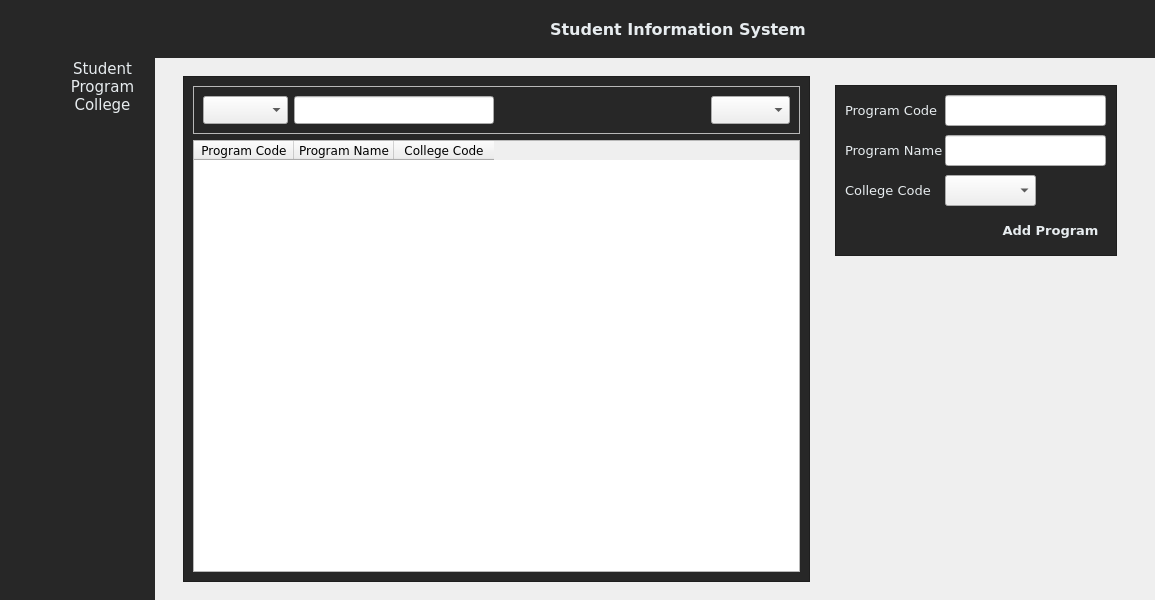
Before: the Qt Designer form main_screen.ui in brexer/ccc151-ssis, drawn with Qt 5.
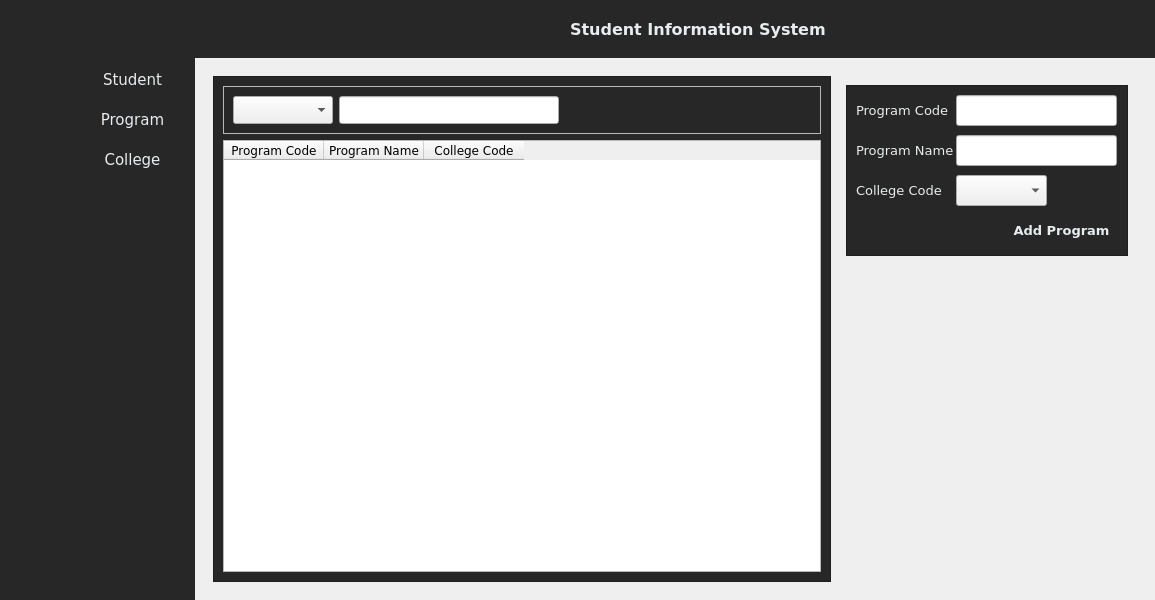
After: the same form once the commit is applied. The open tabs and pages were chosen to show the change. Icons and pictures are not drawn.

Commit message: fixed search, added reload to reset search, adjusted ui spacing

The edit to the form file:
```diff
--- a/main_screen.ui
+++ b/main_screen.ui
@@ -82,13 +82,13 @@
         <number>0</number>
        </property>
        <property name="leftMargin">
-        <number>0</number>
+        <number>10</number>
        </property>
        <property name="topMargin">
         <number>0</number>
        </property>
        <property name="rightMargin">
-        <number>0</number>
+        <number>10</number>
        </property>
        <property name="bottomMargin">
         <number>0</number>
@@ -155,6 +155,18 @@
          </item>
          <item>
           <widget class="QPushButton" name="studentButton1">
+           <property name="minimumSize">
+            <size>
+             <width>0</width>
+             <height>40</height>
+            </size>
+           </property>
+           <property name="maximumSize">
+            <size>
+             <width>16777215</width>
+             <height>40</height>
+            </size>
+           </property>
            <property name="text">
             <string/>
            </property>
@@ -178,6 +190,18 @@
          </item>
          <item>
           <widget class="QPushButton" name="programButton1">
+           <property name="minimumSize">
+            <size>
+             <width>0</width>
+             <height>40</height>
+            </size>
+           </property>
+           <property name="maximumSize">
+            <size>
+             <width>16777215</width>
+             <height>40</height>
+            </size>
+           </property>
            <property name="text">
             <string/>
            </property>
@@ -201,6 +225,18 @@
          </item>
          <item>
           <widget class="QPushButton" name="collegeButton1">
+           <property name="minimumSize">
+            <size>
+             <width>0</width>
+             <height>40</height>
+            </size>
+           </property>
+           <property name="maximumSize">
+            <size>
+             <width>16777215</width>
+             <height>40</height>
+            </size>
+           </property>
            <property name="text">
             <string/>
            </property>
@@ -253,13 +289,13 @@
         <number>0</number>
        </property>
        <property name="leftMargin">
-        <number>0</number>
+        <number>10</number>
        </property>
        <property name="topMargin">
         <number>0</number>
        </property>
        <property name="rightMargin">
-        <number>0</number>
+        <number>10</number>
        </property>
        <property name="bottomMargin">
         <number>0</number>
@@ -335,6 +371,18 @@
              <verstretch>0</verstretch>
             </sizepolicy>
            </property>
+           <property name="minimumSize">
+            <size>
+             <width>0</width>
+             <height>40</height>
+            </size>
+           </property>
+           <property name="maximumSize">
+            <size>
+             <width>16777215</width>
+             <height>40</height>
+            </size>
+           </property>
            <property name="font">
             <font>
              <family>Verdana</family>
@@ -368,6 +416,18 @@
          </item>
          <item>
           <widget class="QPushButton" name="programButton2">
+           <property name="minimumSize">
+            <size>
+             <width>0</width>
+             <height>40</height>
+            </size>
+           </property>
+           <property name="maximumSize">
+            <size>
+             <width>16777215</width>
+             <height>40</height>
+            </size>
+           </property>
            <property name="font">
             <font>
              <family>Verdana</family>
@@ -397,6 +457,18 @@
          </item>
          <item>
           <widget class="QPushButton" name="collegeButton2">
+           <property name="minimumSize">
+            <size>
+             <width>0</width>
+             <height>40</height>
+            </size>
+           </property>
+           <property name="maximumSize">
+            <size>
+             <width>16777215</width>
+             <height>40</height>
+            </size>
+           </property>
            <property name="font">
             <font>
              <family>Verdana</family>
@@ -1273,13 +1345,13 @@
                       </property>
                       <property name="minimumSize">
                        <size>
-                        <width>85</width>
+                        <width>100</width>
                         <height>28</height>
                        </size>
                       </property>
                       <property name="maximumSize">
                        <size>
-                        <width>85</width>
+                        <width>100</width>
                         <height>28</height>
                        </size>
                       </property>
@@ -1291,6 +1363,11 @@
                       <property name="placeholderText">
                        <string>Search..</string>
                       </property>
+                      <item>
+                       <property name="text">
+                        <string>Search by</string>
+                       </property>
+                      </item>
                       <item>
                        <property name="text">
                         <string>Program Code</string>
@@ -1320,13 +1397,13 @@
                         </property>
                         <property name="minimumSize">
                          <size>
-                          <width>200</width>
+                          <width>220</width>
                           <height>0</height>
                          </size>
                         </property>
                         <property name="maximumSize">
                          <size>
-                          <width>200</width>
+                          <width>220</width>
                           <height>16777215</height>
                          </size>
                         </property>
@@ -1364,7 +1441,7 @@
                       </property>
                       <property name="sizeHint" stdset="0">
                        <size>
-                        <width>28</width>
+                        <width>50</width>
                         <height>25</height>
                        </size>
                       </property>
@@ -1372,6 +1449,9 @@
                     </item>
                     <item>
                      <layout class="QHBoxLayout" name="horizontalLayout_40">
+                      <property name="spacing">
+                       <number>10</number>
+                      </property>
                       <item>
                        <widget class="QPushButton" name="pushButton_51">
                         <property name="sizePolicy">
@@ -1468,39 +1548,26 @@
                      </layout>
                     </item>
                     <item>
-                     <spacer name="horizontalSpacer_14">
-                      <property name="orientation">
-                       <enum>Qt::Horizontal</enum>
+                     <widget class="QWidget" name="widget_13" native="true">
+                      <property name="sizePolicy">
+                       <sizepolicy hsizetype="Fixed" vsizetype="Minimum">
+                        <horstretch>0</horstretch>
+                        <verstretch>0</verstretch>
+                       </sizepolicy>
                       </property>
-                      <property name="sizeHint" stdset="0">
+                      <property name="minimumSize">
                        <size>
-                        <width>28</width>
-                        <height>25</height>
+                        <width>50</width>
+                        <height>0</height>
                        </size>
                       </property>
-                     </spacer>
-                    </item>
-                    <item>
-                     <layout class="QHBoxLayout" name="horizontalLayout_41">
-                      <item>
-                       <widget class="QComboBox" name="comboBox_31">
-                        <property name="sizePolicy">
-                         <sizepolicy hsizetype="Preferred" vsizetype="Minimum">
-                          <horstretch>0</horstretch>
-                          <verstretch>0</verstretch>
-                         </sizepolicy>
-                        </property>
-                        <property name="font">
-                         <font>
-                          <family>Verdana</family>
-                         </font>
-                        </property>
-                        <property name="placeholderText">
-                         <string>Sort by</string>
-                        </property>
-                       </widget>
-                      </item>
-                     </layout>
+                      <property name="maximumSize">
+                       <size>
+                        <width>50</width>
+                        <height>16777215</height>
+                       </size>
+                      </property>
+                     </widget>
                     </item>
                    </layout>
                   </widget>
```
Left out of the diff: 262 changed lines with no effect on the pictures. The commit also changes 19 other files.
